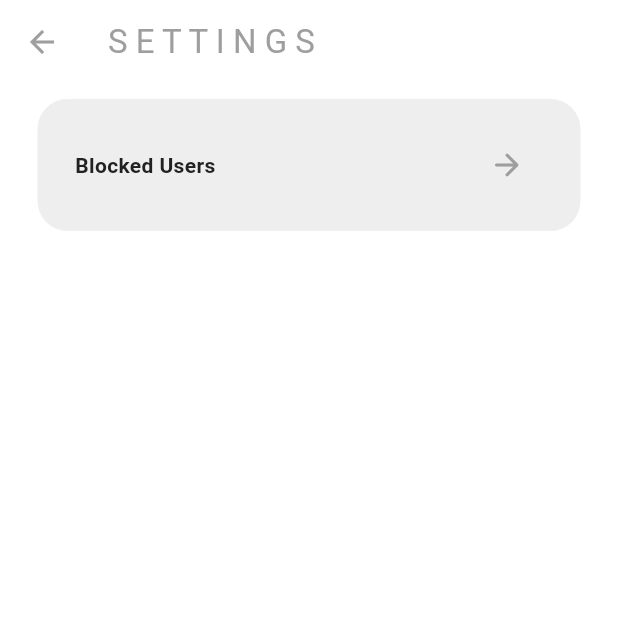
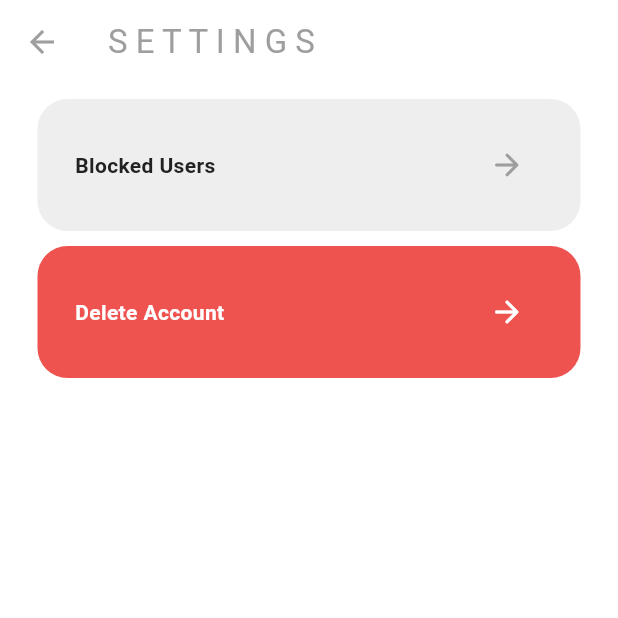
Before and after one commit to ulrichscholtz/tuks-tutor, a Flutter app: the SettingsPage screen opened directly, on a phone screen of 412 x 824 dp, the top half of it. Run offline on Flutter 3.47's test engine with Material 3 defaults, Android fonts, the phone set to English and light mode, and no system bars; our stand-ins replace cloud_firestore, firebase_auth, firebase_core, firebase_messaging, rxdart; accounts and stored records are empty.

Commit message:
Implemented account deletion.

```diff
--- /dev/null
+++ b/lib/components/my_settings_list_tile.dart
@@ -0,0 +1,46 @@
+import 'package:flutter/material.dart';
+
+class MySettingsListTile extends StatelessWidget {
+  const MySettingsListTile({
+    required this.title,
+    required this.action,
+    required this.color,
+    required this.textColor,
+    super.key
+  });
+
+  final String title;
+  final Widget action;
+  final Color color;
+  final Color textColor;
+
+  @override
+  Widget build(BuildContext context) {
+    return Container(
+              decoration: BoxDecoration(
+                color: color,
+                borderRadius: BorderRadius.circular(20),
+              ),
+              margin: const EdgeInsets.only(
+                left: 25, top: 10, right: 25
+              ),
+              padding: const EdgeInsets.only(
+                left: 25, right: 25, top: 20, bottom: 20
+              ),
+              child: Row(
+                mainAxisAlignment: MainAxisAlignment.spaceBetween,
+                children: [
+                  // Title
+                  Text(title,
+                    style: TextStyle(
+                      fontWeight: FontWeight.bold,
+                      color: textColor,
+                    ),
+                  ),
+                  // Action
+                  action,
+                ],
+              ),
+            );
+  }
+}
--- a/lib/pages/settings_page.dart
+++ b/lib/pages/settings_page.dart
@@ -1,8 +1,52 @@
 import 'package:flutter/material.dart';
+import 'package:tuks_tutor_dev/components/my_settings_list_tile.dart';
 import 'package:tuks_tutor_dev/pages/blocked_users_page.dart';
+import 'package:tuks_tutor_dev/services/auth/auth_service.dart';
 
 class SettingsPage extends StatelessWidget {
   const SettingsPage({super.key});
+
+ // User account deletion method
+  Future<void> userWantsToDeleteAccount(BuildContext context) async {
+
+    // Store user's decision in this boolean
+    bool confirm = await showDialog(
+      context: context,
+      builder: (context) {
+        return AlertDialog(
+          title: const Text("Confirm Deletion"),
+          content: const Text("Are you sure you want to delete your account?"),
+          actions: [
+            // Cancel Button
+            MaterialButton(
+              onPressed: () => Navigator.of(context).pop(false),
+              color: Theme.of(context).colorScheme.inversePrimary,
+              child: Text("Cancel", style: TextStyle(color: Theme.of(context).colorScheme.background),),
+            ),
+            // Confirm Button
+            MaterialButton(
+              onPressed: () => Navigator.of(context).pop(true),
+              color: Theme.of(context).colorScheme.inversePrimary,
+              child: Text(
+                "Delete",
+                style: TextStyle(color: Theme.of(context).colorScheme.background),
+              ),
+            ),
+          ],
+        );
+      },
+    ) ?? false;
+
+    // If the user confirms, delete their account
+    if (confirm) {
+      try {
+        Navigator.pop(context);
+        await AuthService().deleteAccount();
+      } catch (e) {
+        // Handle any errors
+      }
+  }
+}
 
   @override
   Widget build(BuildContext context) {
@@ -15,30 +59,11 @@ class SettingsPage extends StatelessWidget {
       body: Center(
         child: Column(
           children: [
-            Container(
-              decoration: BoxDecoration(
-                color: Theme.of(context).colorScheme.secondary,
-                borderRadius: BorderRadius.circular(20),
-              ),
-              margin: const EdgeInsets.only(
-                left: 25, top: 10, right: 25
-              ),
-              padding: const EdgeInsets.only(
-                left: 25, right: 25, top: 20, bottom: 20
-              ),
-              child: Row(
-                mainAxisAlignment: MainAxisAlignment.spaceBetween,
-                children: [
-                  // Title
-                  Text(
-                    "Blocked Users",
-                    style: TextStyle(
-                      fontWeight: FontWeight.bold,
-                      color: Theme.of(context).colorScheme.inversePrimary,
-                    ),
-                  ),
-                  // Button to go to blocked user page
-                  IconButton(
+            // Blocked Users
+            MySettingsListTile(
+              title: "Blocked Users",
+              textColor: Theme.of(context).colorScheme.inversePrimary,
+              action:  IconButton(
                 onPressed: () => Navigator.push(
                   context,
                   MaterialPageRoute(
@@ -50,9 +75,19 @@ class SettingsPage extends StatelessWidget {
                   color: Theme.of(context).colorScheme.primary,
                 ),
               ),
-                ],
+              color: Theme.of(context).colorScheme.secondary,
+            ),
+            MySettingsListTile(
+              title: "Delete Account",
+              textColor: Theme.of(context).colorScheme.tertiary,
+              action: IconButton(
+                onPressed: () => userWantsToDeleteAccount(context),
+                icon: Icon(
+                  Icons.arrow_forward_rounded,
+                  color: Theme.of(context).colorScheme.tertiary,
                 ),
               ),
+              color: Colors.red.shade400,),
           ],
         ),
       ),
--- a/lib/services/auth/auth_service.dart
+++ b/lib/services/auth/auth_service.dart
@@ -78,6 +78,16 @@ class AuthService {
     return await _auth.signOut();
   }
 
-  // Errors
+  // Delete account
+  Future<void> deleteAccount() async {
+    // Get current user
+    User? user = getCurrentUser();
+    if (user != null) {
+      // Delete account from Firestore
+      await _firestore.collection('Users').doc(user.uid).delete();
 
+      // Delete account from Auth
+      await user.delete();
+    }
+  }
 }
```
Also changed, not shown: lib/services/chat/chat_service.dart (line endings or trailing spaces). Lines whose indentation alone changed are shown as unchanged.
